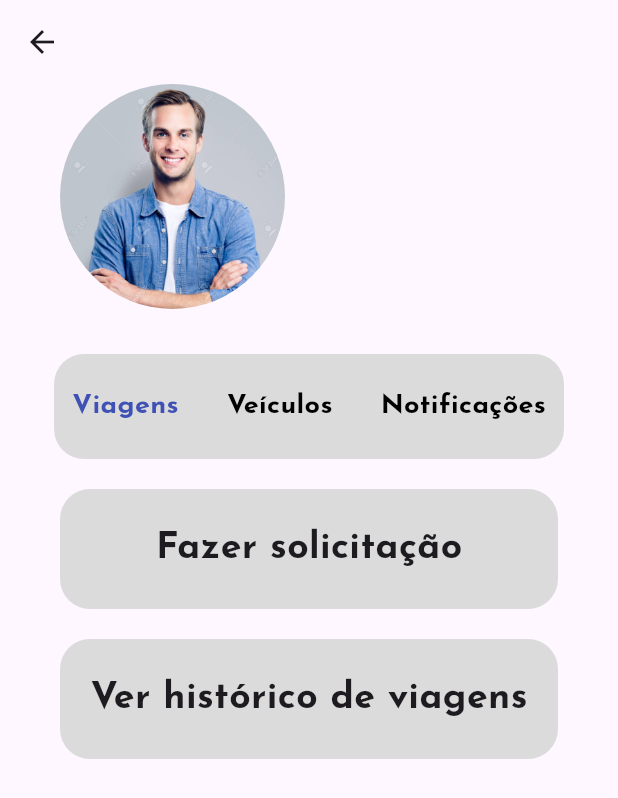
After one commit to ernanyJ/car_manager, a Flutter app: the AdmMainScreen screen opened directly, after a tap on "Viagens", on a phone screen of 412 x 824 dp. The commit adds this screen. Shown: the top 798 px of the screen. Run offline on Flutter 3.47's test engine with Material 3 defaults, Android fonts, the light colour scheme and no system bars; our stand-ins replace get, supabase_flutter; accounts and stored records are empty.

Commit message:
main changes

```diff
--- /dev/null
+++ b/lib/screens/adm_main_screen.dart
@@ -0,0 +1,139 @@
+// ignore_for_file: prefer_const_constructors, prefer_const_literals_to_create_immutables
+
+import 'package:car_manager/controllers/vehicle_controller.dart';
+import 'package:car_manager/entities/vehicle.dart';
+import 'package:car_manager/repositories/user_repository.dart';
+import 'package:car_manager/entities/driver.dart';
+import 'package:car_manager/repositories/vehicle_repository.dart';
+import 'package:car_manager/widgets/adm_content_handler.dart';
+import 'package:car_manager/widgets/content_handler.dart';
+import 'package:flutter/material.dart';
+import 'package:get/get.dart';
+import 'package:supabase_flutter/supabase_flutter.dart';
+import '../constants/colors.dart';
+
+class AdmMainScreen extends StatelessWidget {
+  AdmMainScreen({super.key});
+
+  @override
+  Widget build(BuildContext context) {
+    RxInt currentOption = 1.obs;
+
+    VehicleRepository vehicleRepository = VehicleRepository();
+    return Scaffold(
+      appBar: AppBar(),
+      body: Column(
+        children: [
+          Padding(
+            padding: const EdgeInsets.only(left: 40.0, right: 40.0),
+            child: Row(
+              children: [
+                ClipRRect(
+                  borderRadius: BorderRadius.circular(100),
+                  child: SizedBox(
+                    height: 150,
+                    width: 150,
+                    child: Image.asset('images/man.jpg'),
+                  ),
+                ),
+              ],
+            ),
+          ),
+          SizedBox(height: 30),
+          ClipRRect(
+            borderRadius: BorderRadius.circular(20),
+            child: Container(
+              width: 340,
+              height: 70,
+              color: bgGrey,
+              child: Padding(
+                padding: const EdgeInsets.all(12.0),
+                child: Obx(
+                  () => Row(
+                    mainAxisAlignment: MainAxisAlignment.spaceBetween,
+                    children: [
+                      GestureDetector(
+                        onTap: () {
+                          currentOption.value = 1;
+                        },
+                        child: Text(
+                          'Viagens',
+                          style: TextStyle(
+                              fontWeight: FontWeight.bold,
+                              color: currentOption.value == 1
+                                  ? Colors.indigo
+                                  : Colors.black,
+                              fontSize: 18),
+                        ),
+                      ),
+                      GestureDetector(
+                        onTap: () {
+                          currentOption.value = 2;
+                        },
+                        child: Text(
+                          'Veículos',
+                          style: TextStyle(
+                            fontWeight: FontWeight.bold,
+                            fontSize: 18,
+                            color: currentOption.value == 2
+                                ? Colors.indigo
+                                : Colors.black,
+                          ),
+                        ),
+                      ),
+                      GestureDetector(
+                        onTap: () {
+                          currentOption.value = 3;
+                        },
+                        child: Text(
+                          'Notificações',
+                          style: TextStyle(
+                            fontWeight: FontWeight.bold,
+                            fontSize: 18,
+                            color: currentOption.value == 3
+                                ? Colors.indigo
+                                : Colors.black,
+                          ),
+                        ),
+                      ),
+                    ],
+                  ),
+                ),
+              ),
+            ),
+          ),
+          const SizedBox(height: 20),
+          Obx(
+            () => AdmContentHandler(currentOption: currentOption.value),
+          ),
+        ],
+      ),
+    );
+  }
+}
+
+Widget VehicleInfo(Driver? currentDriver, Vehicle? assignedVehicle) {
+  if (assignedVehicle != null) {
+    return Column(
+      crossAxisAlignment: CrossAxisAlignment.start,
+      children: [
+        SizedBox(height: 10),
+        Text(
+          "Informações do veículo:",
+          style: TextStyle(fontWeight: FontWeight.w600, fontSize: 13),
+        ),
+        Text(assignedVehicle!.modelo),
+        Text("Placa: ${assignedVehicle.placa}"),
+        Text(
+          "Quilometragem: ${assignedVehicle.placa}",
+          style: TextStyle(fontSize: 13),
+        ),
+        Text(
+          "Consumo médio: ${'12km/l'}",
+          style: TextStyle(fontSize: 13),
+        ),
+      ],
+    );
+  }
+  return Placeholder();
+}
--- a/lib/screens/login_screen.dart
+++ b/lib/screens/login_screen.dart
@@ -3,6 +3,7 @@ import 'package:car_manager/entities/vehicle.dart';
 import 'package:car_manager/repositories/user_repository.dart';
 import 'package:car_manager/entities/driver.dart';
 import 'package:car_manager/repositories/vehicle_repository.dart';
+import 'package:car_manager/screens/adm_main_screen.dart';
 import 'package:car_manager/screens/main_screen.dart';
 import 'package:flutter/cupertino.dart';
 import 'package:flutter/material.dart';
@@ -67,6 +68,8 @@ class LoginScreen extends StatelessWidget {
                 Padding(
                   padding: const EdgeInsets.only(left: 40, right: 40),
                   child: TextFormField(
+                    onEditingComplete: () =>
+                        driverAuth(usernameController, passwordController),
                     obscureText: true,
                     controller: passwordController,
                     decoration: const InputDecoration(
@@ -124,18 +127,8 @@ class LoginScreen extends StatelessWidget {
                                       ),
                                     ),
                                     FilledButton(
-                                      onPressed: () async {
-                                        LoginController controller =
-                                            LoginController();
-                                        bool auth = await controller.authAdm(
-                                            admLoginCtrl.text,
-                                            admPassCtrl.text);
-
-                                        if (auth) {
-                                          Get.snackbar('Sucessfull', 'Login');
-                                        } else {
-                                          Get.snackbar('Failed', 'Login');
-                                        }
+                                      onPressed: () {
+                                        admAuth(admLoginCtrl, admPassCtrl);
                                       },
                                       style: ButtonStyle(
                                           backgroundColor:
@@ -167,7 +160,16 @@ class LoginScreen extends StatelessWidget {
           ],
         ),
         FilledButton(
-          onPressed: () async {
+          onPressed: () => driverAuth(usernameController, passwordController),
+          style: ButtonStyle(
+              backgroundColor: WidgetStateProperty.all<Color>(Colors.indigo)),
+          child: const Text("Entrar"),
+        )
+      ],
+    );
+  }
+
+  driverAuth(usernameController, passwordController) async {
     LoginController controller = LoginController();
 
     bool authConfirmation = await controller.authDriver(
@@ -175,30 +177,32 @@ class LoginScreen extends StatelessWidget {
 
     if (authConfirmation) {
       UserRepository repository = UserRepository();
-              Driver? driver =
-                  await repository.getUserByLogin(usernameController.text);
+      Driver? driver = await repository.getUserByLogin(usernameController.text);
 
       VehicleRepository vehicleRepository = VehicleRepository();
-              Vehicle? car =
-                  await vehicleRepository.getCarById(driver!.veiculo);
+      Vehicle? car = await vehicleRepository.getCarById(driver!.veiculo);
 
       List b = [driver, car];
-
-              Get.off(() => MainScreen(), arguments: b);
+      // TODO mudar para get.off depois
+      Get.to(() => MainScreen(), arguments: b);
     } else {
       Get.showSnackbar(const GetSnackBar(
         title: 'Usuário não encontrado',
         duration: Duration(seconds: 4),
-                message:
-                    "Verifique se o login ou senha foram digitados corretamente.",
+        message: "Verifique se o login ou senha foram digitados corretamente.",
       ));
     }
-          },
-          style: ButtonStyle(
-              backgroundColor: WidgetStateProperty.all<Color>(Colors.indigo)),
-          child: const Text("Entrar"),
-        )
-      ],
-    );
+  }
+
+  admAuth(admLoginCtrl, admPassCtrl) async {
+    LoginController controller = LoginController();
+    bool auth = await controller.authAdm(admLoginCtrl.text, admPassCtrl.text);
+
+    if (auth) {
+      Get.snackbar('Sucessfull', 'Login');
+      Get.to(AdmMainScreen());
+    } else {
+      Get.snackbar('Failed', 'Login');
     }
   }
+}
--- /dev/null
+++ b/lib/widgets/adm_content_handler.dart
@@ -0,0 +1,69 @@
+// ignore_for_file: must_be_immutable
+
+import 'package:car_manager/constants/colors.dart';
+import 'package:car_manager/controllers/vehicle_controller.dart';
+import 'package:car_manager/widgets/trip_card.dart';
+import 'package:car_manager/widgets/vehicle_info.dart';
+
+import 'package:flutter/material.dart';
+
+class AdmContentHandler extends StatelessWidget {
+  AdmContentHandler({
+    super.key,
+    required this.currentOption,
+  });
+  VehicleController controller = VehicleController();
+  int currentOption = 0;
+  double defaultPad = 40.0;
+  @override
+  Widget build(BuildContext context) {
+    switch (currentOption) {
+      case 1:
+        return TripFunctions();
+      case 2:
+        return Expanded(
+            child: Column(
+          children: [
+            VehicleInfo(),
+          ],
+        ));
+      case 3:
+        return const Center(
+          child: Text('dsadsa'),
+        );
+    }
+    return const Placeholder();
+  }
+}
+
+Expanded TripFunctions() {
+  return Expanded(
+    child: ListView(
+      children: [
+        optionTile('Fazer solicitação'),
+        const SizedBox(height: 20),
+        optionTile('Ver histórico de viagens'),
+      ],
+    ),
+  );
+}
+
+Padding optionTile(String title) {
+  return Padding(
+    padding: const EdgeInsets.only(left: 40.0, right: 40.0),
+    child: Container(
+      decoration: BoxDecoration(
+        borderRadius: BorderRadius.circular(20),
+        color: bgGrey,
+      ),
+      width: double.maxFinite,
+      height: 80,
+      child: Center(
+        child: Text(
+          title,
+          style: const TextStyle(fontSize: 25, fontWeight: FontWeight.bold),
+        ),
+      ),
+    ),
+  );
+}
```
Lines whose indentation alone changed are shown as unchanged.
